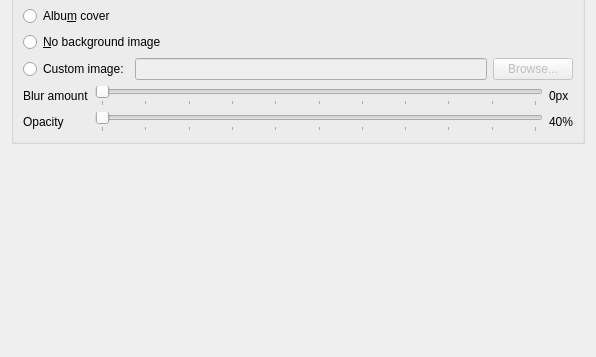
The window that src/settings/appearancesettingspage.ui (strawberrymusicplayer/strawberry) describes before a commit, drawn with Qt 5; both pictures show x 0 to 596 and y 209 to 566 of the 596 by 566 pixel window.
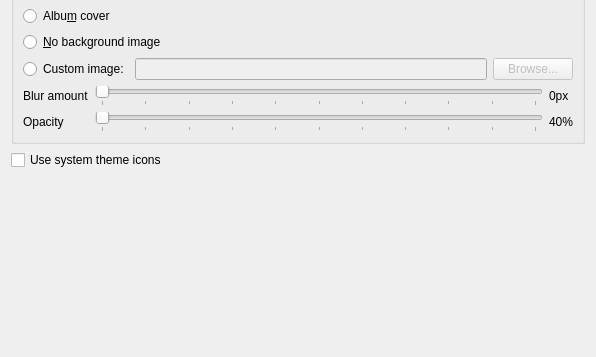
The same window after the commit.

Commit message: Add basic support for system icons and custom icons

Diff of the .ui file:
```diff
--- a/src/settings/appearancesettingspage.ui
+++ b/src/settings/appearancesettingspage.ui
@@ -222,6 +222,13 @@
      </layout>
     </widget>
    </item>
+   <item>
+    <widget class="QCheckBox" name="checkbox_system_icons">
+     <property name="text">
+      <string>Use system theme icons</string>
+     </property>
+    </widget>
+   </item>
    <item>
     <spacer name="verticalSpacer">
      <property name="orientation">
```
The commit also changes 4 other files.
